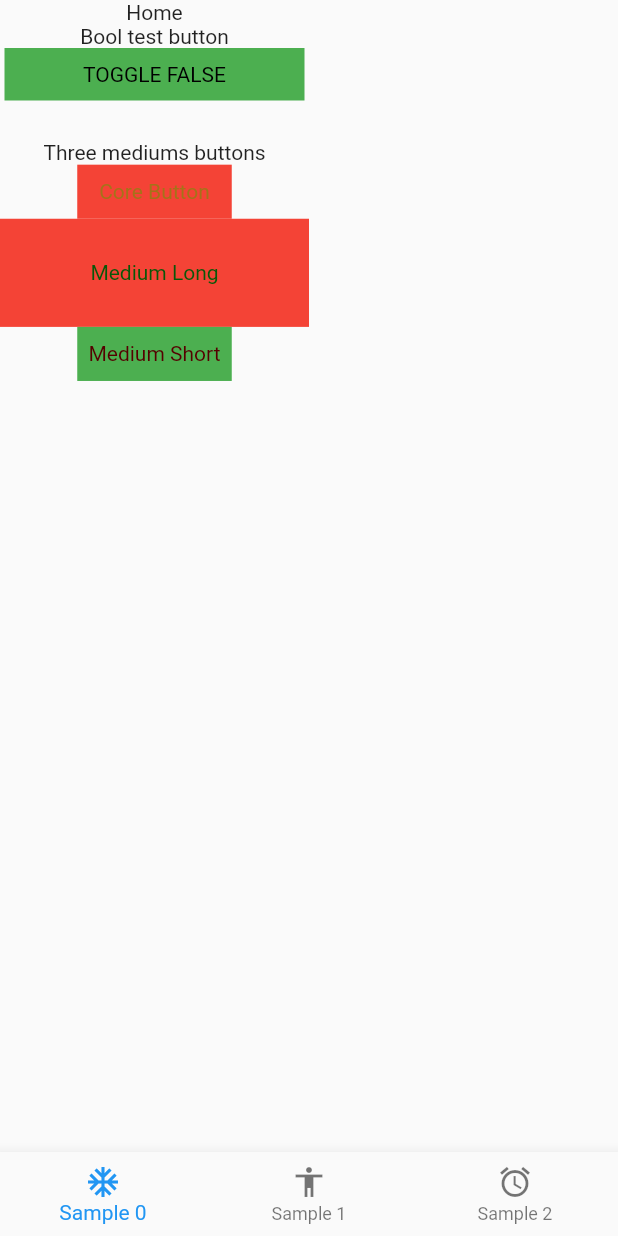
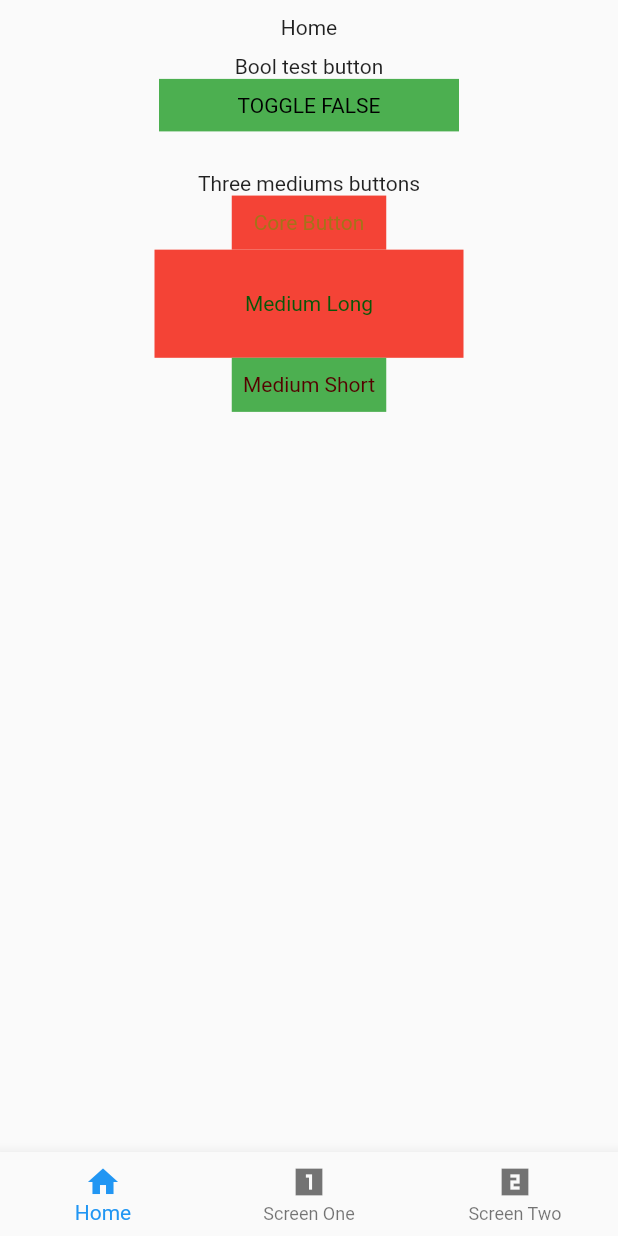
Before and after one commit to jrmarkham/dynamic_layout, a Flutter app: the screen it shows after launch, after a tap on an icon or button, on a phone screen of 412 x 824 dp. Run offline on Flutter 3.47's test engine with Material 2 defaults, Android fonts, the phone set to English and light mode, and no system bars; our stand-ins replace flutter_bloc.

```diff
--- a/lib/src/data/blocs/nav_cubit/nav_cubit.dart
+++ b/lib/src/data/blocs/nav_cubit/nav_cubit.dart
@@ -1,7 +1,7 @@
 import 'package:flutter_bloc/flutter_bloc.dart';
 
 
-enum Nav {home, altOne, altTwo, altThree, altFour, altFive}
+enum Nav {home, one, two}
 
 class NavCubit extends Cubit<Nav> {
   NavCubit() : super(Nav.home);
--- a/lib/src/ui/screens/home_screen.dart
+++ b/lib/src/ui/screens/home_screen.dart
@@ -1,3 +1,4 @@
+import 'package:dynamic_layout/src/globals.dart';
 import 'package:flutter/material.dart';
 
 
@@ -11,13 +12,13 @@ class Home extends StatelessWidget {
   Widget build(BuildContext context) {
     return CoreScaffold(
             body: Column(
-        children: const [
+            children:  [
+          SizedBox(height: deviceType.getCorePadding()),
+          const Center(child: Text('Home')),
+              SizedBox(height: deviceType.getCorePadding()),
 
-          Text('Home'),
-
-
-          TestViewButtons(),
-
+          const TestViewButtons(),
+              SizedBox(height: deviceType.getCorePadding()),
         ],
       ),
     );
--- a/lib/src/ui/screens/screen_one.dart
+++ b/lib/src/ui/screens/screen_one.dart
@@ -1,6 +1,8 @@
 import 'package:flutter/material.dart';
 
 
+import '../../globals.dart';
+import '../widgets/buttons/core_buttons.dart';
 import 'scaffolds/core_scaffold.dart';
 
 class ScreenOne extends StatelessWidget {
@@ -9,11 +11,14 @@ class ScreenOne extends StatelessWidget {
   @override
   Widget build(BuildContext context) {
     return CoreScaffold(
-            body: Column(
-        children: const [
+      body: Column(
+        children:  [
+          SizedBox(height: deviceType.getCorePadding()),
+          const Center(child: Text('Home')),
+          SizedBox(height: deviceType.getCorePadding()),
 
-          Text('ScreenOne')
-
+          const TestViewButtons(),
+          SizedBox(height: deviceType.getCorePadding()),
         ],
       ),
     );
--- a/lib/src/ui/screens/screen_two.dart
+++ b/lib/src/ui/screens/screen_two.dart
@@ -1,6 +1,8 @@
 import 'package:flutter/material.dart';
 
 
+import '../../globals.dart';
+import '../widgets/buttons/core_buttons.dart';
 import 'scaffolds/core_scaffold.dart';
 
 class ScreenTwo extends StatelessWidget {
@@ -9,13 +11,16 @@ class ScreenTwo extends StatelessWidget {
   @override
   Widget build(BuildContext context) {
     return CoreScaffold(
-            body: Column(
-        children: const [
+        body: Column(
+        children:  [
+        SizedBox(height: deviceType.getCorePadding()),
+    const Center(child: Text('Screen Two')),
+    SizedBox(height: deviceType.getCorePadding()),
 
-          Text('ScreenTwo')
-
-        ],
-      ),
+    const TestViewButtons(),
+    SizedBox(height: deviceType.getCorePadding()),
+    ],
+    ),
     );
   }
 }
--- a/lib/src/ui/widgets/app_bars/core_app_bar.dart
+++ b/lib/src/ui/widgets/app_bars/core_app_bar.dart
@@ -1,15 +1,51 @@
 
 // Default appbar for web
 
+import 'package:dynamic_layout/src/globals.dart';
 import 'package:flutter/material.dart';
+import 'package:flutter_bloc/flutter_bloc.dart';
+
+import '../../../data/blocs/nav_cubit/nav_cubit.dart';
+import '../buttons/core_buttons.dart';
 
 class CoreAppBar extends StatelessWidget {
   const CoreAppBar({Key? key}) : super(key: key);
 
   @override
   Widget build(BuildContext context) {
+
+    void _navCall (Nav nav)=> BlocProvider.of<NavCubit>(context).setNav(nav);
+
     return AppBar(
       title: const Text('App bar for web'),
+      actions: [
+        CoreButton(
+
+          label: 'Home',
+          color: BaseColor.red,
+          size: ButtonSize.small,
+          callback: () => _navCall(Nav.home),
+
+        ),
+        CoreButton(
+
+          label: 'One',
+          color: BaseColor.blue,
+          size: ButtonSize.small,
+          callback: () => _navCall(Nav.one),
+
+        ),
+        CoreButton(
+
+          label: 'Two',
+          color: BaseColor.green,
+          size: ButtonSize.small,
+          callback: () => _navCall(Nav.two),
+
+        ),
+
+
+      ],
     );
   }
 }
--- a/lib/src/ui/widgets/app_navigator.dart
+++ b/lib/src/ui/widgets/app_navigator.dart
@@ -38,8 +38,8 @@ class AppNavigator extends StatelessWidget {
                 const MaterialPage(child: ScreenOne()),
                 const MaterialPage(child: ScreenTwo()),
                 if(navState == Nav.home) const MaterialPage(child: Home()),
-                if(navState == Nav.altOne) const MaterialPage(child: ScreenOne()),
-                if(navState == Nav.altTwo) const MaterialPage(child: ScreenTwo()),
+                if(navState == Nav.one) const MaterialPage(child: ScreenOne()),
+                if(navState == Nav.two) const MaterialPage(child: ScreenTwo()),
               ],
               onPopPage: (route, result) {
                 return route.didPop(result);
--- a/lib/src/ui/widgets/bottom_nav_bar/core_bottom_nav_bar.dart
+++ b/lib/src/ui/widgets/bottom_nav_bar/core_bottom_nav_bar.dart
@@ -1,26 +1,35 @@
 
 
+import 'package:dynamic_layout/src/data/blocs/nav_cubit/nav_cubit.dart';
 import 'package:flutter/material.dart';
+import 'package:flutter_bloc/flutter_bloc.dart';
 
 class CoreBottomNavigationBar extends StatelessWidget {
   const CoreBottomNavigationBar({Key? key}) : super(key: key);
 
   @override
   Widget build(BuildContext context) {
-    return BottomNavigationBar(items: const [
+    final NavCubit navCubit = BlocProvider.of<NavCubit>(context);
+    return BottomNavigationBar(
+      onTap: (int idx)=>navCubit.setNav(Nav.values[idx]),
+        currentIndex: navCubit.state.index,
+
+
+        items: const [
     BottomNavigationBarItem(
-      icon: Icon(Icons.ac_unit),
-      label: 'Sample 0',
+      icon: Icon(Icons.home),
+      label: 'Home',
+
 
     ),
       BottomNavigationBarItem(
-        icon: Icon(Icons.accessibility),
-        label: 'Sample 1',
+        icon: Icon(Icons.looks_one_sharp),
+        label: 'Screen One',
 
       ),
       BottomNavigationBarItem(
-        icon: Icon(Icons.access_alarm),
-        label: 'Sample 2',
+        icon: Icon(Icons.looks_two_sharp),
+        label: 'Screen Two',
 
       )
 
```
